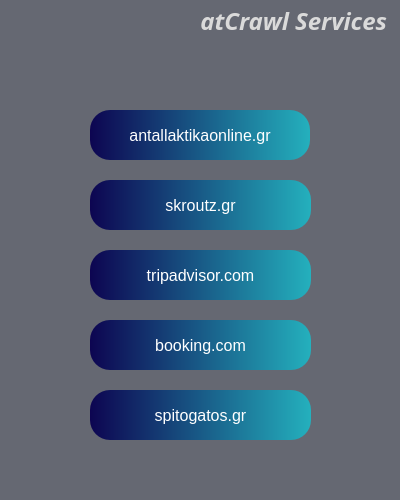
This is gui/ui_resources/atcrawl_ui.ui in kosazna/atcrawl as Qt 5 draws it before an edit. The edited form follows.
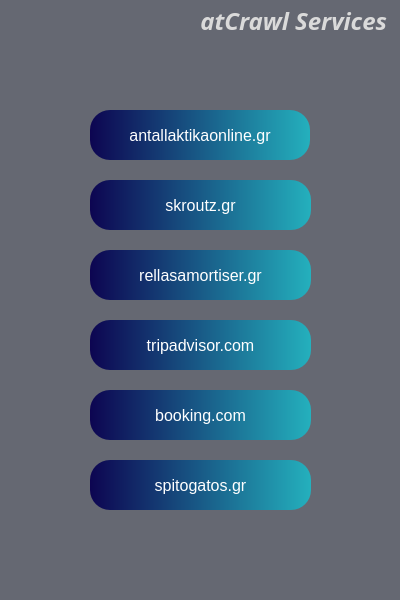
This is the edited form. Icons and pictures are not drawn.

Patch:
```diff
--- a/gui/ui_resources/atcrawl_ui.ui
+++ b/gui/ui_resources/atcrawl_ui.ui
@@ -7,7 +7,7 @@
     <x>0</x>
     <y>0</y>
     <width>400</width>
-    <height>500</height>
+    <height>600</height>
    </rect>
   </property>
   <property name="windowTitle">
@@ -138,7 +138,7 @@
     <property name="geometry">
      <rect>
       <x>90</x>
-      <y>250</y>
+      <y>320</y>
       <width>221</width>
       <height>50</height>
      </rect>
@@ -218,7 +218,7 @@
     <property name="geometry">
      <rect>
       <x>90</x>
-      <y>390</y>
+      <y>460</y>
       <width>221</width>
       <height>50</height>
      </rect>
@@ -267,7 +267,7 @@
     <property name="geometry">
      <rect>
       <x>90</x>
-      <y>320</y>
+      <y>390</y>
       <width>221</width>
       <height>50</height>
      </rect>
@@ -309,6 +309,55 @@
      <enum>Qt::NoArrow</enum>
     </property>
    </widget>
+   <widget class="QToolButton" name="bt_rellas">
+    <property name="enabled">
+     <bool>true</bool>
+    </property>
+    <property name="geometry">
+     <rect>
+      <x>90</x>
+      <y>250</y>
+      <width>221</width>
+      <height>50</height>
+     </rect>
+    </property>
+    <property name="font">
+     <font>
+      <family>Segoe UI</family>
+      <pointsize>12</pointsize>
+      <weight>50</weight>
+      <bold>false</bold>
+      <underline>false</underline>
+      <strikeout>false</strikeout>
+      <kerning>true</kerning>
+     </font>
+    </property>
+    <property name="styleSheet">
+     <string notr="true">background-color: qlineargradient(spread:pad, x1:0, y1:0.5, x2:1, y2:0.5, stop:0 rgba(13, 5, 81, 255), stop:1 rgba(36, 176, 189, 255));
+color: rgb(255, 255, 255);
+border-width:10px;
+border-radius:20px;
+</string>
+    </property>
+    <property name="text">
+     <string>rellasamortiser.gr</string>
+    </property>
+    <property name="checkable">
+     <bool>false</bool>
+    </property>
+    <property name="popupMode">
+     <enum>QToolButton::InstantPopup</enum>
+    </property>
+    <property name="toolButtonStyle">
+     <enum>Qt::ToolButtonFollowStyle</enum>
+    </property>
+    <property name="autoRaise">
+     <bool>true</bool>
+    </property>
+    <property name="arrowType">
+     <enum>Qt::NoArrow</enum>
+    </property>
+   </widget>
   </widget>
   <widget class="QMenuBar" name="menubar">
    <property name="geometry">
```
Left out of the diff: 2 changed lines with no effect on the pictures.
